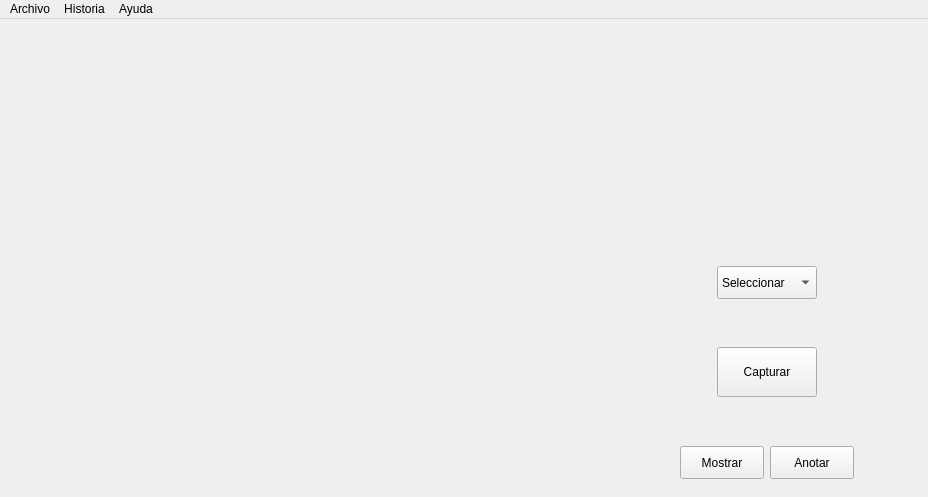
Above: mainwindow.ui from Gabrielnz/pasantia-CIMBUC before the change. Below: the same form after it.
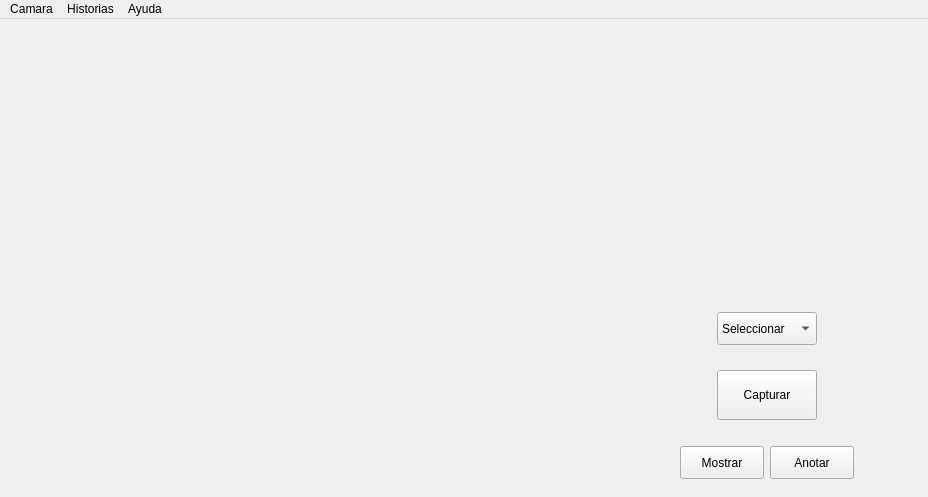
That is the form after the change.

```diff
--- a/mainwindow.ui
+++ b/mainwindow.ui
@@ -72,6 +72,39 @@
           </property>
          </widget>
         </item>
+        <item>
+         <spacer name="verticalSpacer_4">
+          <property name="orientation">
+           <enum>Qt::Vertical</enum>
+          </property>
+          <property name="sizeHint" stdset="0">
+           <size>
+            <width>241</width>
+            <height>13</height>
+           </size>
+          </property>
+         </spacer>
+        </item>
+        <item>
+         <widget class="QLabel" name="etqHistoria">
+          <property name="text">
+           <string/>
+          </property>
+         </widget>
+        </item>
+        <item>
+         <spacer name="verticalSpacer_3">
+          <property name="orientation">
+           <enum>Qt::Vertical</enum>
+          </property>
+          <property name="sizeHint" stdset="0">
+           <size>
+            <width>241</width>
+            <height>13</height>
+           </size>
+          </property>
+         </spacer>
+        </item>
         <item>
          <layout class="QHBoxLayout" name="horizontalLayout_3">
           <item>
@@ -159,8 +192,8 @@
           </property>
           <property name="sizeHint" stdset="0">
            <size>
-            <width>244</width>
-            <height>18</height>
+            <width>241</width>
+            <height>13</height>
            </size>
           </property>
          </spacer>
@@ -221,8 +254,8 @@
           </property>
           <property name="sizeHint" stdset="0">
            <size>
-            <width>244</width>
-            <height>19</height>
+            <width>241</width>
+            <height>13</height>
            </size>
           </property>
          </spacer>
@@ -318,7 +351,7 @@
    </property>
    <widget class="QMenu" name="menuArchivo">
     <property name="title">
-     <string>Archivo</string>
+     <string>Camara</string>
     </property>
     <addaction name="actionIniciar_camara"/>
     <addaction name="actionDetener_camara"/>
@@ -334,7 +367,7 @@
    </widget>
    <widget class="QMenu" name="menuHistoria">
     <property name="title">
-     <string>Historia</string>
+     <string>Historias</string>
     </property>
     <addaction name="actionNueva_historia"/>
     <addaction name="actionAbrir_historia"/>
```
Left out of the diff: 7 changed lines with no effect on the pictures.
